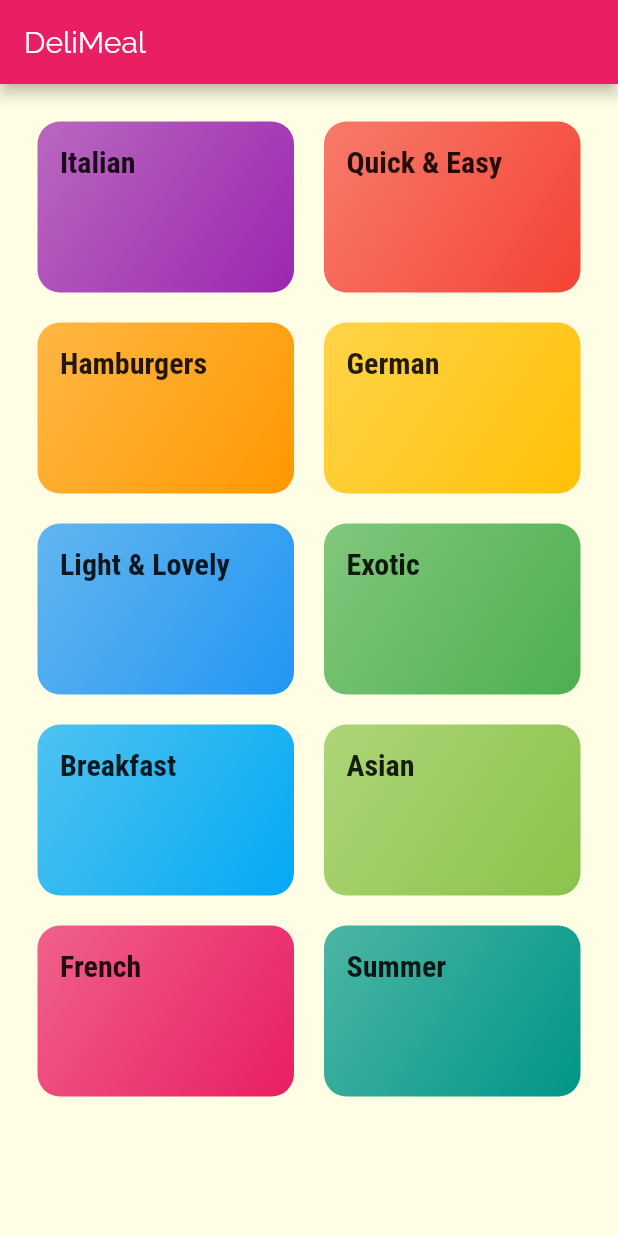
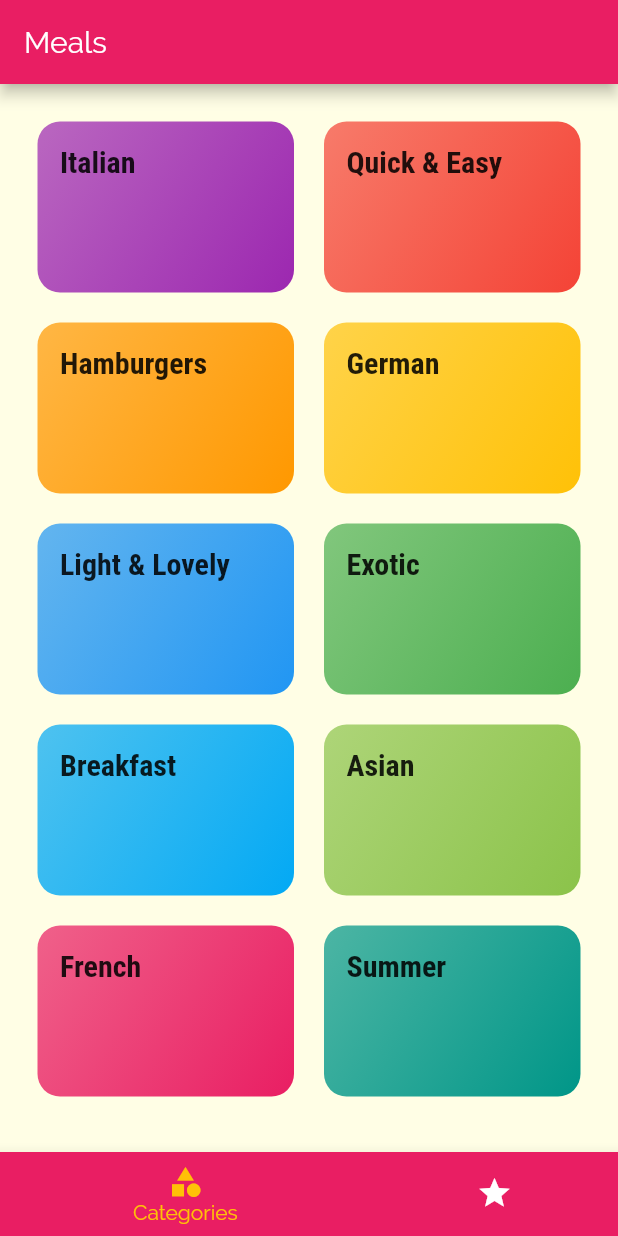
Before and after one commit to TomSnus/meals_app, a Flutter app: the screen it shows after launch, on a phone screen of 412 x 824 dp. Run offline on Flutter 3.47's test engine with Material 2 defaults, Android fonts, the phone set to English and light mode, and no system bars; missing offline and left inert: dart:html.

```diff
--- a/lib/main.dart
+++ b/lib/main.dart
@@ -2,6 +2,7 @@ import 'package:flutter/material.dart';
 import 'package:flutter_complete_guide/screens/categoies_meals_screen.dart';
 import 'package:flutter_complete_guide/screens/categories_screen.dart';
 import 'package:flutter_complete_guide/screens/meal_detail_screen.dart';
+import 'package:flutter_complete_guide/screens/tabs_screen.dart';
 
 void main() => runApp(MyApp());
 
@@ -23,8 +24,10 @@ class MyApp extends StatelessWidget {
                 fontFamily: 'RobotoCondensed',
                 fontWeight: FontWeight.bold)),
       ),
-      home: CategoriesScreen(),
+      //home: CategoriesScreen(),
+      initialRoute: '/',
       routes: {
+        '/': (ctx) => TabsScreen(),
         CategoryMealsScreen.routeName: (ctx) => CategoryMealsScreen(),
         MealDetailScreen.routeName: (ctx) => MealDetailScreen(),
       },
--- a/lib/screens/categories_screen.dart
+++ b/lib/screens/categories_screen.dart
@@ -7,11 +7,7 @@ import 'package:flutter_complete_guide/widgets/categorie_item.dart';
 class CategoriesScreen extends StatelessWidget {
   @override
   Widget build(BuildContext context) {
-    return Scaffold(
-        appBar: AppBar(
-          title: const Text('DeliMeal'),
-        ),
-        body: GridView(
+    return GridView(
       padding: const EdgeInsets.all(25),
       children: DUMMY_CATEGORIES
           .map((catData) => CategoryItem(
@@ -22,6 +18,6 @@ class CategoriesScreen extends StatelessWidget {
           crossAxisSpacing: 20,
           mainAxisSpacing: 20,
           childAspectRatio: 3 / 2),
-        ));
+    );
   }
 }
--- /dev/null
+++ b/lib/screens/tabs_screen.dart
@@ -0,0 +1,47 @@
+import 'package:flutter/material.dart';
+import 'package:flutter_complete_guide/screens/categories_screen.dart';
+
+import 'favorites_screen.dart';
+
+class TabsScreen extends StatefulWidget {
+  @override
+  _TabsScreenState createState() => _TabsScreenState();
+}
+
+class _TabsScreenState extends State<TabsScreen> {
+  final List<Widget> _pages = [CategoriesScreen(), FavoriteScreen()];
+  int _selectedPageIndex = 0;
+  void _selectPage(int index) {
+    setState(() {
+      _selectedPageIndex = index;
+    });
+  }
+
+  @override
+  Widget build(BuildContext context) {
+    return Scaffold(
+      appBar: AppBar(
+        title: Text('Meals'),
+      ),
+      body: _pages[_selectedPageIndex],
+      bottomNavigationBar: BottomNavigationBar(
+        onTap: _selectPage,
+        unselectedItemColor: Colors.white,
+        selectedItemColor: Theme.of(context).accentColor,
+        backgroundColor: Theme.of(context).primaryColor,
+        currentIndex: _selectedPageIndex,
+        type: BottomNavigationBarType.shifting,
+        items: [
+          BottomNavigationBarItem(
+              backgroundColor: Theme.of(context).primaryColor,
+              icon: Icon(Icons.category),
+              label: 'Categories'),
+          BottomNavigationBarItem(
+              backgroundColor: Theme.of(context).primaryColor,
+              icon: Icon(Icons.star),
+              label: 'Favorites')
+        ],
+      ),
+    );
+  }
+}
```
Also changed, not shown: lib/screens/favorites_screen.dart (added, +10 -0 lines), lib/screens/meal_detail_screen.dart (+71 -2 lines). Lines whose indentation alone changed are shown as unchanged.
